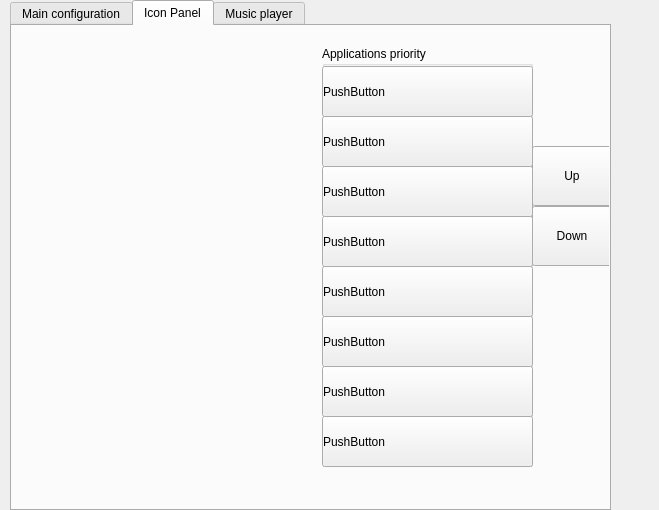
Qt form Vass_2/config.ui (fobannit-studio/Vass-2) before a commit.
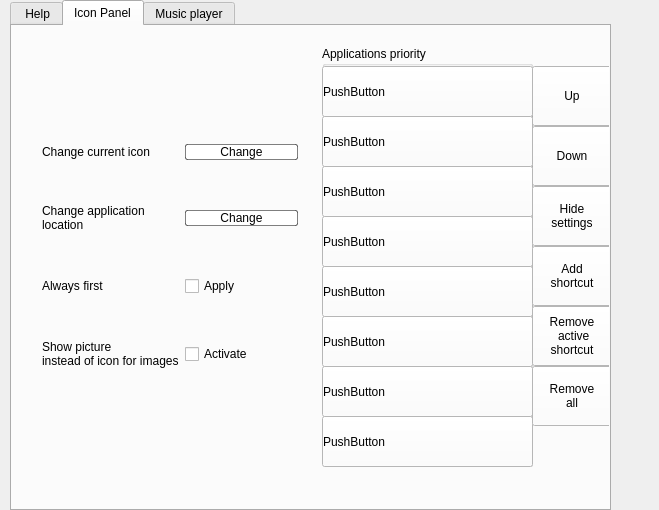
The same form after that commit.

Commit message: Adding and removing icons in config , changing icon mode

Diff of the .ui file:
```diff
--- a/Vass_2/config.ui
+++ b/Vass_2/config.ui
@@ -33,7 +33,7 @@
       </property>
       <widget class="QWidget" name="main_config">
        <attribute name="title">
-        <string>Main configuration</string>
+        <string> Help</string>
        </attribute>
       </widget>
       <widget class="QWidget" name="icon_panel">
@@ -44,11 +44,15 @@
         <property name="geometry">
          <rect>
           <x>520</x>
-          <y>120</y>
+          <y>40</y>
           <width>80</width>
           <height>60</height>
          </rect>
         </property>
+        <property name="styleSheet">
+         <string notr="true">QPushButton{background-color:white}
+QPushButton:hover{background-color:rgba(255,255,255,0.5)}</string>
+        </property>
         <property name="text">
          <string>Up</string>
         </property>
@@ -57,11 +61,15 @@
         <property name="geometry">
          <rect>
           <x>520</x>
-          <y>180</y>
+          <y>100</y>
           <width>80</width>
           <height>60</height>
          </rect>
         </property>
+        <property name="styleSheet">
+         <string notr="true">QPushButton{background-color:white}
+QPushButton:hover{background-color:rgba(255,255,255,0.5)}</string>
+        </property>
         <property name="text">
          <string>Down</string>
         </property>
@@ -88,7 +96,8 @@
           </rect>
          </property>
          <property name="styleSheet">
-          <string notr="true">QPushButton{text-align:left;}</string>
+          <string notr="true">QPushButton{background-color:white;text-align:left}
+QPushButton:hover{background-color:rgba(255,255,255,0.5)}</string>
          </property>
          <property name="text">
           <string>PushButton</string>
@@ -104,7 +113,8 @@
           </rect>
          </property>
          <property name="styleSheet">
-          <string notr="true">QPushButton{text-align:left;}</string>
+          <string notr="true">QPushButton{background-color:white;text-align:left}
+QPushButton:hover{background-color:rgba(255,255,255,0.5)}</string>
          </property>
          <property name="text">
           <string>PushButton</string>
@@ -120,7 +130,8 @@
           </rect>
          </property>
          <property name="styleSheet">
-          <string notr="true">QPushButton{text-align:left;}</string>
+          <string notr="true">QPushButton{background-color:white;text-align:left}
+QPushButton:hover{background-color:rgba(255,255,255,0.5)}</string>
          </property>
          <property name="text">
           <string>PushButton</string>
@@ -136,7 +147,8 @@
           </rect>
          </property>
          <property name="styleSheet">
-          <string notr="true">QPushButton{text-align:left;}</string>
+          <string notr="true">QPushButton{background-color:white;text-align:left}
+QPushButton:hover{background-color:rgba(255,255,255,0.5)}</string>
          </property>
          <property name="text">
           <string>PushButton</string>
@@ -152,7 +164,8 @@
           </rect>
          </property>
          <property name="styleSheet">
-          <string notr="true">QPushButton{text-align:left;}</string>
+          <string notr="true">QPushButton{background-color:white;text-align:left}
+QPushButton:hover{background-color:rgba(255,255,255,0.5)}</string>
          </property>
          <property name="text">
           <string>PushButton</string>
@@ -168,7 +181,8 @@
           </rect>
          </property>
          <property name="styleSheet">
-          <string notr="true">QPushButton{text-align:left;}</string>
+          <string notr="true">QPushButton{background-color:white;text-align:left}
+QPushButton:hover{background-color:rgba(255,255,255,0.5)}</string>
          </property>
          <property name="text">
           <string>PushButton</string>
@@ -184,7 +198,8 @@
           </rect>
          </property>
          <property name="styleSheet">
-          <string notr="true">QPushButton{text-align:left;}</string>
+          <string notr="true">QPushButton{background-color:white;text-align:left}
+QPushButton:hover{background-color:rgba(255,255,255,0.5)}</string>
          </property>
          <property name="text">
           <string>PushButton</string>
@@ -200,13 +215,181 @@
           </rect>
          </property>
          <property name="styleSheet">
-          <string notr="true">QPushButton{text-align:left;}</string>
+          <string notr="true">QPushButton{background-color:white;text-align:left}
+QPushButton:hover{background-color:rgba(255,255,255,0.5)}</string>
          </property>
          <property name="text">
           <string>PushButton</string>
          </property>
         </widget>
        </widget>
+       <widget class="QPushButton" name="info">
+        <property name="geometry">
+         <rect>
+          <x>520</x>
+          <y>160</y>
+          <width>80</width>
+          <height>60</height>
+         </rect>
+        </property>
+        <property name="styleSheet">
+         <string notr="true">QPushButton{background-color:white}
+QPushButton:hover{background-color:rgba(255,255,255,0.5)}</string>
+        </property>
+        <property name="text">
+         <string>Hide
+settings</string>
+        </property>
+       </widget>
+       <widget class="QPushButton" name="add">
+        <property name="geometry">
+         <rect>
+          <x>520</x>
+          <y>220</y>
+          <width>80</width>
+          <height>60</height>
+         </rect>
+        </property>
+        <property name="styleSheet">
+         <string notr="true">QPushButton{background-color:white}
+QPushButton:hover{background-color:rgba(255,255,255,0.5)}</string>
+        </property>
+        <property name="text">
+         <string>Add 
+shortcut</string>
+        </property>
+       </widget>
+       <widget class="QPushButton" name="remove">
+        <property name="geometry">
+         <rect>
+          <x>520</x>
+          <y>280</y>
+          <width>80</width>
+          <height>60</height>
+         </rect>
+        </property>
+        <property name="styleSheet">
+         <string notr="true">QPushButton{background-color:white}
+QPushButton:hover{background-color:rgba(255,255,255,0.5)}</string>
+        </property>
+        <property name="text">
+         <string>Remove
+ active 
+shortcut</string>
+        </property>
+       </widget>
+       <widget class="QStackedWidget" name="stackedWidget">
+        <property name="geometry">
+         <rect>
+          <x>30</x>
+          <y>60</y>
+          <width>261</width>
+          <height>321</height>
+         </rect>
+        </property>
+        <property name="currentIndex">
+         <number>1</number>
+        </property>
+        <widget class="QWidget" name="page_3"/>
+        <widget class="QWidget" name="page_4">
+         <widget class="QWidget" name="gridLayoutWidget_2">
+          <property name="geometry">
+           <rect>
+            <x>0</x>
+            <y>20</y>
+            <width>256</width>
+            <height>301</height>
+           </rect>
+          </property>
+          <layout class="QGridLayout" name="icon_information">
+           <item row="2" column="1">
+            <widget class="QLabel" name="label_11">
+             <property name="text">
+              <string>Always first</string>
+             </property>
+            </widget>
+           </item>
+           <item row="2" column="2">
+            <widget class="QCheckBox" name="always_first">
+             <property name="text">
+              <string>Apply</string>
+             </property>
+            </widget>
+           </item>
+           <item row="0" column="1">
+            <widget class="QLabel" name="label_10">
+             <property name="text">
+              <string>Change current icon</string>
+             </property>
+            </widget>
+           </item>
+           <item row="1" column="2">
+            <widget class="QPushButton" name="chnge_icon_2">
+             <property name="styleSheet">
+              <string notr="true">QPushButton{background-color:white;border-radius:2px;border:1px solid rgba(0,0,0,0.5)}
+QPushButton:hover{background-color:rgba(255,255,255,0.5)}</string>
+             </property>
+             <property name="text">
+              <string>Change</string>
+             </property>
+            </widget>
+           </item>
+           <item row="1" column="1">
+            <widget class="QLabel" name="label_9">
+             <property name="text">
+              <string>Change application 
+location</string>
+             </property>
+            </widget>
+           </item>
+           <item row="0" column="2">
+            <widget class="QPushButton" name="chnge_icon">
+             <property name="styleSheet">
+              <string notr="true">QPushButton{background-color:white;border-radius:2px;border:1px solid rgba(0,0,0,0.5)}
+QPushButton:hover{background-color:rgba(255,255,255,0.5)}</string>
+             </property>
+             <property name="text">
+              <string>Change</string>
+             </property>
+            </widget>
+           </item>
+           <item row="3" column="1">
+            <widget class="QLabel" name="label_13">
+             <property name="text">
+              <string>Show picture 
+instead of icon for images</string>
+             </property>
+            </widget>
+           </item>
+           <item row="3" column="2">
+            <widget class="QCheckBox" name="p_ins_i">
+             <property name="text">
+              <string>Activate</string>
+             </property>
+            </widget>
+           </item>
+          </layout>
+         </widget>
+        </widget>
+       </widget>
+       <widget class="QPushButton" name="pushButton">
+        <property name="geometry">
+         <rect>
+          <x>520</x>
+          <y>340</y>
+          <width>80</width>
+          <height>60</height>
+         </rect>
+        </property>
+        <property name="styleSheet">
+         <string notr="true">QPushButton{background-color:white}
+QPushButton:hover{background-color:rgba(255,255,255,0.5)}</string>
+        </property>
+        <property name="text">
+         <string>Remove
+all</string>
+        </property>
+       </widget>
       </widget>
       <widget class="QWidget" name="player">
        <attribute name="title">
```
Left out of the diff: 156 changed lines with no effect on the pictures. The commit also changes 21 other files.
